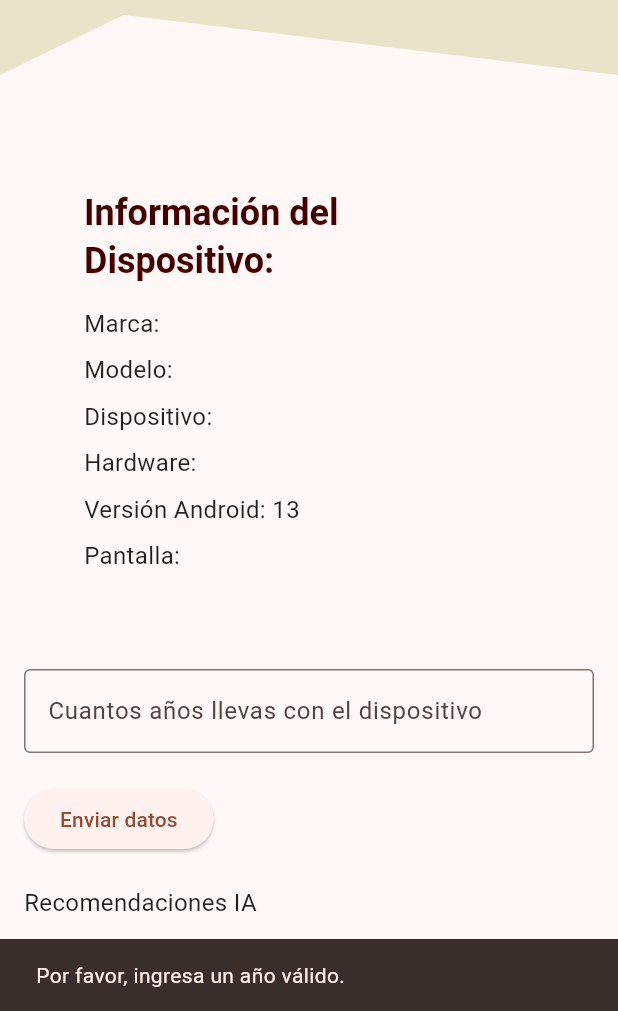
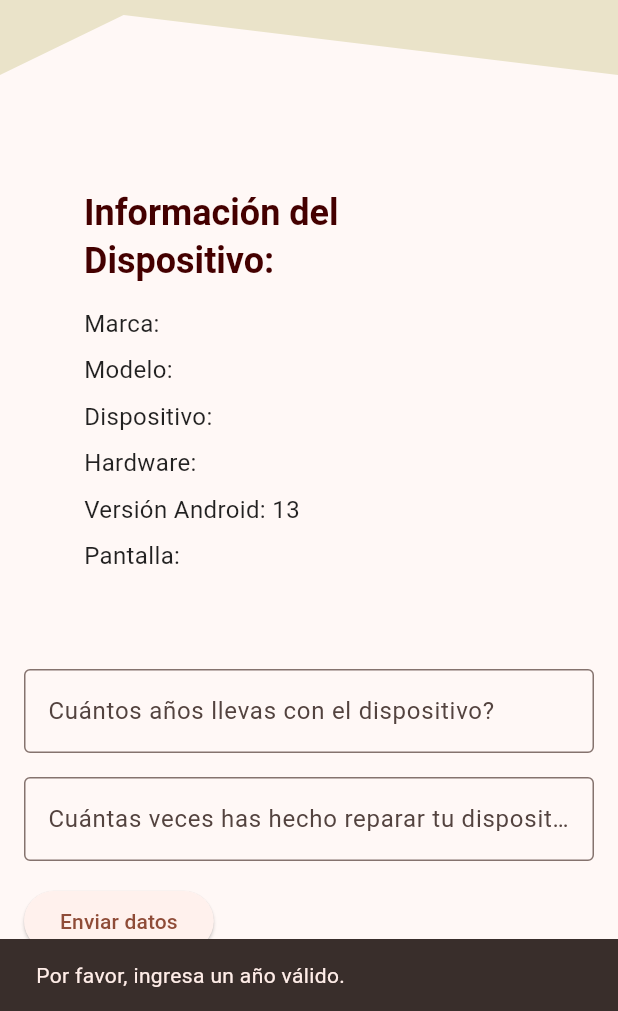
Before and after one commit to Jacob-ochoa-02/PhoneScanner, a Flutter app: the screen it shows after launch, after a tap on "Enviar datos", on a phone screen of 412 x 824 dp, the part 225-1236 px from its top. Run offline on Flutter 3.47's test engine with Material 3 defaults, Android fonts, the phone set to English and light mode, and no system bars; our stand-ins replace device_info_plus, flutter_dotenv.

Commit message:
some extra details

```diff
--- a/lib/main.dart
+++ b/lib/main.dart
@@ -152,7 +152,7 @@ class MyAppState extends ChangeNotifier {
               ['recommendations'][random.nextInt(5)];
 
           aiResponse =
-              'Batería: $batteryR\nRam: $ramR\nPantalla: $screenR\nAlmacenamiento: $storage\nSistema Operativo: $operatingSystem';
+              'Recomendación IA:\nBatería: $batteryR\nRam: $ramR\nPantalla: $screenR\nAlmacenamiento: $storage\nSistema Operativo: $operatingSystem';
         } catch (e) {
           print('Error cargando recomendaciones locales: $e');
           aiResponse = 'Error cargando recomendaciones locales: $e';
@@ -188,14 +188,16 @@ class HeaderOfPage extends CustomPainter {
 class MyHomePage extends StatelessWidget {
   static const platform = MethodChannel('com.example.device/health');
   final TextEditingController yearController = TextEditingController();
+  final TextEditingController repairController = TextEditingController();
 
-  Future<void> sendYearToPython(BuildContext context, String year) async {
+  Future<void> sendYearToPython(
+      BuildContext context, String year, String repairs) async {
     try {
       final data = {
         'edad_dispositivo': int.parse(year),
         'estado_bateria': 80,
         'rendimiento': 90,
-        'frecuencia_reparacion': 0
+        'frecuencia_reparacion': int.parse(repairs),
       };
 
       final url = Uri.parse('http://192.168.1.7:5000/predict');
@@ -231,6 +233,8 @@ class MyHomePage extends StatelessWidget {
       );
     }
   }
+
+  Future<void> sendRepairsToPython(BuildContext context, String year) async {}
 
   Future<int> getBatteryHealth() async {
     try {
@@ -322,20 +326,35 @@ class MyHomePage extends StatelessWidget {
               },
             ),
             const SizedBox(height: 20),
+            Column(
+              children: [
                 TextField(
                   controller: yearController,
                   keyboardType: TextInputType.number,
                   decoration: const InputDecoration(
-                labelText: "Cuantos años llevas con el dispositivo",
+                    labelText: "Cuántos años llevas con el dispositivo?",
                     border: OutlineInputBorder(),
                   ),
                 ),
-            const SizedBox(height: 20),
+                const SizedBox(height: 16.0), // Espacio entre los TextFields
+                TextField(
+                  controller: repairController,
+                  decoration: const InputDecoration(
+                    labelText:
+                        "Cuántas veces has hecho reparar tu dispositivo?",
+                    border: OutlineInputBorder(),
+                  ),
+                ),
+              ],
+            ),
+            const SizedBox(height: 16.0),
             ElevatedButton(
               onPressed: () {
+                final repairs = repairController.text;
                 final year = yearController.text;
-                if (year.isNotEmpty && int.tryParse(year) != null) {
-                  sendYearToPython(context, year);
+                if ((year.isNotEmpty && int.tryParse(year) != null) &&
+                    (repairs.isNotEmpty && int.tryParse(repairs) != null)) {
+                  sendYearToPython(context, year, repairs);
                 } else {
                   ScaffoldMessenger.of(context).showSnackBar(
                     const SnackBar(
@@ -347,7 +366,7 @@ class MyHomePage extends StatelessWidget {
             ),
             const SizedBox(height: 20),
             Text(
-              'Recomendaciones IA\n${appState.aiResponse}',
+              '\n${appState.aiResponse}',
               style: TextStyle(fontSize: 16, color: Colors.black87),
             ),
           ],
```
Lines whose indentation alone changed are shown as unchanged.
